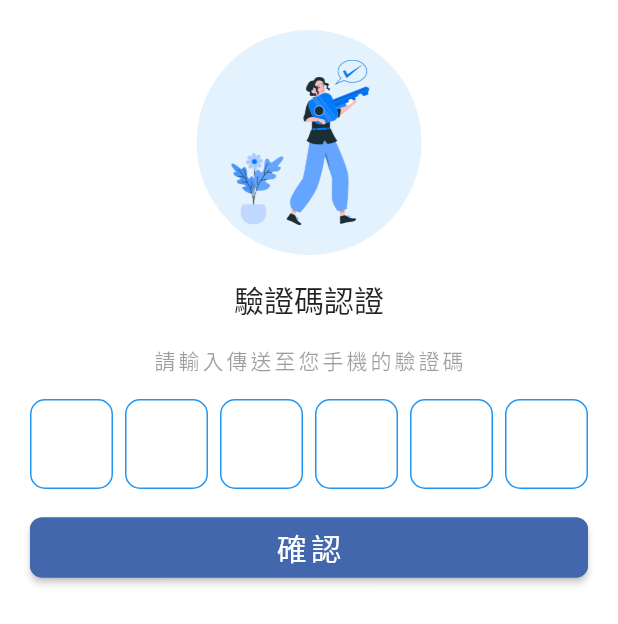
After one commit to zhenxun/stork_demo_app, a Flutter app: the OptScreen screen opened by its route, on a phone screen of 412 x 824 dp. The commit adds this screen. Shown: the top 624 px of the screen. Run offline on Flutter 3.47's test engine with Material 3 defaults, Android fonts, the phone set to English and light mode, and no system bars; drawn by our look-alikes of pinput; our stand-ins replace awesome_dialog, carousel_slider, country_picker, firebase_auth, firebase_core, flutter_native_splash and 5 more; accounts and stored records are empty; network calls fail.

Commit message:
feat: 新增firebase
feat: 新增登入功能

feat: 新增QRCode頁面

```diff
--- /dev/null
+++ b/lib/controllers/auth_controller.dart
@@ -0,0 +1,43 @@
+import 'package:firebase_auth/firebase_auth.dart';
+import 'package:get/get.dart';
+
+class AuthController extends GetxController {
+  final _authenticated = false.obs;
+  final _currentUser = Rx<User?>(null);
+  final _currentUserUid = RxString("");
+  final _verificationId = RxString("");
+  final _resendToken = RxInt(0);
+
+  bool get authenticated => _authenticated.value;
+  set authenticated(bool value) => _authenticated.value = value;
+  User? get currentUser => _currentUser.value;
+  set currentUser(User? value) => _currentUser.value = value;
+  String get currentUserUid => _currentUserUid.value;
+  set currentUserUid(String value) => _currentUserUid.value = value;
+  String get verificationId => _verificationId.value;
+  set verificationId(String value) => _verificationId.value = value;
+  int get resendToken => _resendToken.value;
+  set resendToken(int value) => _resendToken.value = value;
+
+  @override
+  void onInit() {
+    ever(_authenticated, (value) {
+      if (value) {
+        Get.offAllNamed("/home");
+      }
+    });
+    super.onInit();
+  }
+
+  void authState() {
+    FirebaseAuth.instance.authStateChanges().listen((User? user) {
+      if (user == null) {
+        authenticated = false;
+      } else {
+        authenticated = true;
+        currentUser = user;
+        currentUserUid = user.uid;
+      }
+    });
+  }
+}
--- /dev/null
+++ b/lib/pages/opt_screen.dart
@@ -0,0 +1,100 @@
+import 'package:flutter/material.dart';
+import 'package:gap/gap.dart';
+import 'package:get/get.dart';
+import 'package:google_fonts/google_fonts.dart';
+import 'package:pinput/pinput.dart';
+import 'package:stork_demo_app/controllers/login_controller.dart';
+
+class OptScreen extends StatefulWidget {
+  const OptScreen({super.key});
+
+  @override
+  State<OptScreen> createState() => _OptScreenState();
+}
+
+class _OptScreenState extends State<OptScreen> {
+  String? optCode;
+
+  final LoginController loginController = Get.put(LoginController());
+
+  @override
+  Widget build(BuildContext context) {
+    return Scaffold(
+      body: SafeArea(
+        child: Center(
+          child: Padding(
+            padding:
+                const EdgeInsets.symmetric(horizontal: 20.0, vertical: 20.0),
+            child: Column(
+              children: [
+                Container(
+                  width: 150,
+                  height: 150,
+                  padding: const EdgeInsets.all(20.0),
+                  decoration: BoxDecoration(
+                    shape: BoxShape.circle,
+                    color: Colors.blue.shade50,
+                  ),
+                  child: Image.asset('assets/images/image1.png'),
+                ),
+                const Gap(15),
+                const Text("驗證碼認證", style: TextStyle(fontSize: 20)),
+                const Gap(15),
+                Text(
+                  "請輸入傳送至您手機的驗證碼",
+                  style: GoogleFonts.lato(
+                    fontSize: 14,
+                    color: Colors.black38,
+                    letterSpacing: 2.0,
+                  ),
+                ),
+                const Gap(15),
+                Pinput(
+                  length: 6,
+                  showCursor: true,
+                  defaultPinTheme: PinTheme(
+                    width: 60,
+                    height: 60,
+                    decoration: BoxDecoration(
+                      borderRadius: BorderRadius.circular(10),
+                      border: Border.all(
+                        color: Colors.blue.shade500,
+                      ),
+                    ),
+                    textStyle: const TextStyle(
+                      fontSize: 20,
+                      fontWeight: FontWeight.w600,
+                    ),
+                  ),
+                  onCompleted: (String pin) {
+                    setState(() {
+                      optCode = pin;
+                    });
+                  },
+                ),
+                const Gap(15),
+                SizedBox(
+                  width: double.infinity,
+                  child: ElevatedButton(
+                    onPressed: () async {
+                      if (optCode != null) {
+                        await loginController.verifySendCode(optCode!);
+                      }
+                    },
+                    child: const Text(
+                      "確認",
+                      style: TextStyle(
+                        fontSize: 20,
+                        letterSpacing: 3.0,
+                      ),
+                    ),
+                  ),
+                ),
+              ],
+            ),
+          ),
+        ),
+      ),
+    );
+  }
+}
--- a/lib/routes.dart
+++ b/lib/routes.dart
@@ -1,10 +1,36 @@
 import 'package:get/get.dart';
+import 'package:stork_demo_app/middleware/app_middleware.dart';
 import 'package:stork_demo_app/pages/home_screen.dart';
+import 'package:stork_demo_app/pages/login_screen.dart';
+import 'package:stork_demo_app/pages/opt_screen.dart';
+import 'package:stork_demo_app/pages/qrcode_screen.dart';
 
 class Routes {
   static const String home = '/';
+  static const String login = '/login';
+  static const String qrcode = '/qrcode';
+  static const String optScreen = '/optScreen';
 
   static final List<GetPage<dynamic>> getPages = [
-    GetPage(name: home, page: () => const HomeScreen()),
+    GetPage(
+      name: home,
+      page: () => const HomeScreen(),
+      middlewares: [AppMiddleware()],
+    ),
+    GetPage(
+      name: login,
+      page: () => const LoginScreen(),
+      middlewares: [AppMiddleware()],
+    ),
+    GetPage(
+      name: qrcode,
+      page: () => const QrcodeScreen(),
+      middlewares: [AppMiddleware()],
+    ),
+    GetPage(
+      name: optScreen,
+      page: () => const OptScreen(),
+      middlewares: [AppMiddleware()],
+    )
   ];
 }
```
Also changed, not shown: lib/bindings/login_binding.dart (added, +11 -0 lines), lib/controllers/login_controller.dart (added, +67 -0 lines), lib/main.dart (+15 -2 lines), lib/middleware/app_middleware.dart (added, +45 -0 lines), lib/pages/home_screen.dart (+44 -23 lines), lib/pages/login_screen.dart (added, +132 -0 lines), lib/pages/qrcode_screen.dart (added, +165 -0 lines), pubspec.yaml (+7 -0 lines), assets/images/image1.jpg (added), assets/images/image1.png (added), firebase.json (added), lib/firebase_options.dart (added), pubspec.lock, 8 other files.
